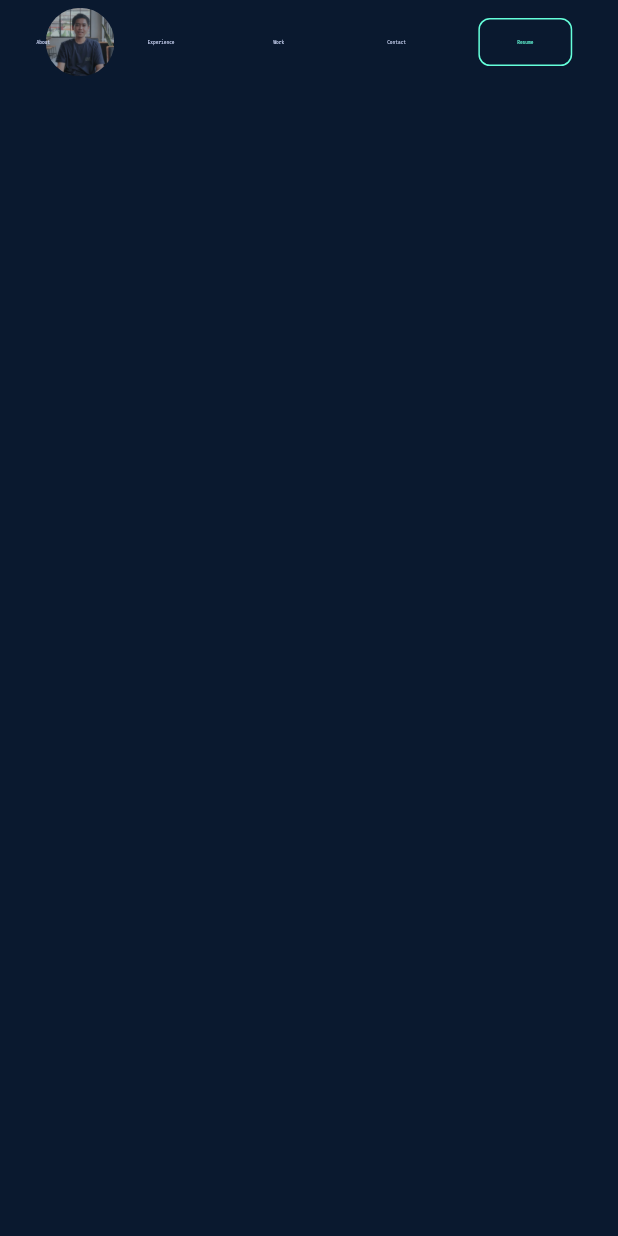
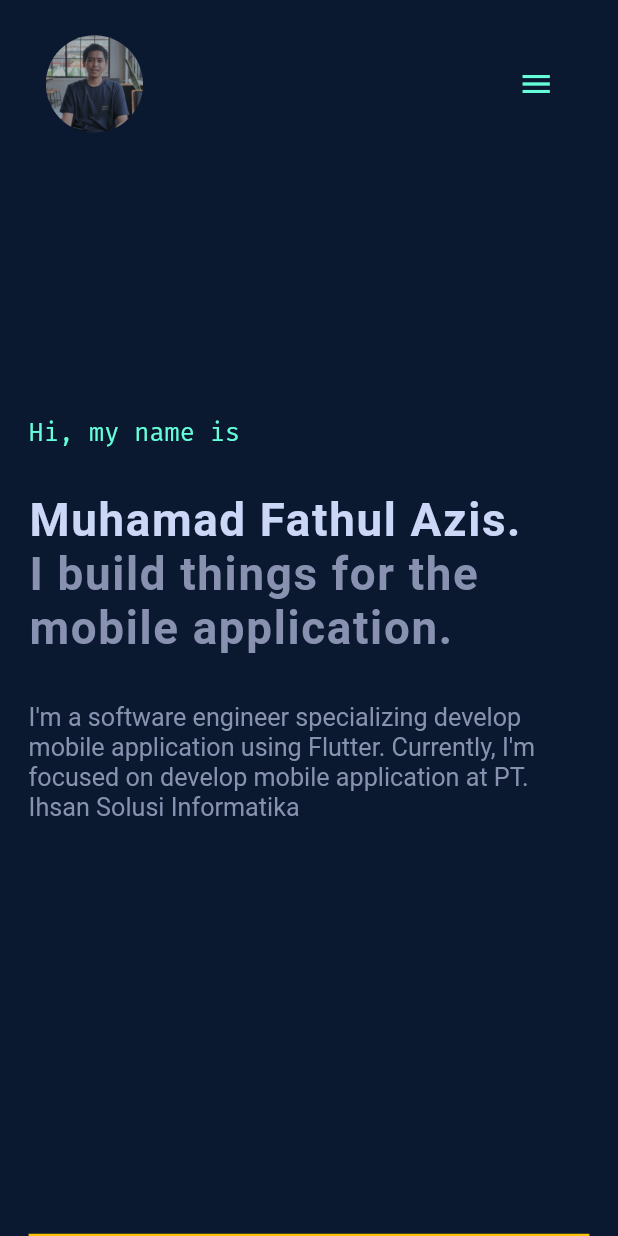
Before and after one commit to fathulaziss/personal-website, a Flutter app: the screen it shows after launch, on a phone screen of 412 x 824 dp. Run offline on Flutter 3.47's test engine with Material 2 defaults, Android fonts, the phone set to English and light mode, and no system bars; our stand-ins replace flutter_screenutil, google_fonts; Roboto replaces fonts that are missing (Heebo).

Commit message:
fix appbar

```diff
--- a/lib/styles/styles.dart
+++ b/lib/styles/styles.dart
@@ -14,13 +14,13 @@ Widget horizontalSpace(double v) {
 class TextStyles {
   static TextStyle firaCodeText = GoogleFonts.firaCode().copyWith(
     fontWeight: FontWeight.w400,
-    fontSize: 14.w,
+    fontSize: 16.h,
     color: AppColor.primaryColor,
   );
 
   static TextStyle heeboText = GoogleFonts.heebo().copyWith(
     fontWeight: FontWeight.w400,
-    fontSize: 14.w,
+    fontSize: 14.h,
     color: AppColor.primaryColor,
   );
 }
--- a/lib/views/home_view.dart
+++ b/lib/views/home_view.dart
@@ -2,9 +2,8 @@ import 'package:flutter/material.dart';
 import 'package:flutter_screenutil/flutter_screenutil.dart';
 import 'package:personal_website/styles/colors.dart';
 import 'package:personal_website/styles/styles.dart';
-import 'package:personal_website/utils/app_asset.dart';
-import 'package:personal_website/widgets/buttons/primary_button.dart';
-import 'package:personal_website/widgets/buttons/text_button_custom.dart';
+import 'package:personal_website/widgets/others/appbar_custom.dart';
+import 'package:personal_website/widgets/others/drawer_custom.dart';
 
 class HomeView extends StatelessWidget {
   const HomeView({Key? key}) : super(key: key);
@@ -13,51 +12,63 @@ class HomeView extends StatelessWidget {
   Widget build(BuildContext context) {
     return Scaffold(
       backgroundColor: AppColor.backgroundColor,
-      appBar: AppBar(
-        backgroundColor: Colors.transparent,
-        shadowColor: Colors.transparent,
-        leadingWidth: 100.h,
-        leading: Container(
-          margin: EdgeInsets.only(left: 40.h),
-          decoration: BoxDecoration(
-            image: DecorationImage(
-              image: AssetImage(AppAsset.image('img_profile.jpeg')),
+      endDrawer: const DrawerCustom(),
+      appBar: const AppBarCustom(),
+      body: SingleChildScrollView(
+        child: Padding(
+          padding: EdgeInsets.symmetric(
+            horizontal:
+                MediaQuery.of(context).size.width < 960.h ? 25.h : 150.h,
           ),
-            shape: BoxShape.circle,
+          child: Column(
+            crossAxisAlignment: CrossAxisAlignment.start,
+            children: [
+              verticalSpace(MediaQuery.of(context).size.height / 5),
+              Text(
+                'Hi, my name is',
+                style: TextStyles.firaCodeText.copyWith(fontSize: 22.h),
+              ),
+              verticalSpace(40.h),
+              Text(
+                'Muhamad Fathul Azis.',
+                style: TextStyles.heeboText.copyWith(
+                  fontSize:
+                      MediaQuery.of(context).size.width < 960.h ? 40.h : 60.h,
+                  color: AppColor.textColor1,
+                  fontWeight: FontWeight.w600,
+                  letterSpacing: 1.1,
                 ),
               ),
-        actions: [
-          TextButtonCustom(
-            label: 'About',
-            onPressed: () {},
+              Text(
+                'I build things for the mobile application.',
+                style: TextStyles.heeboText.copyWith(
+                  fontSize:
+                      MediaQuery.of(context).size.width < 960.h ? 40.h : 60.h,
+                  color: AppColor.textColor2,
+                  fontWeight: FontWeight.w600,
+                  letterSpacing: 1.1,
                 ),
-          horizontalSpace(40.h),
-          TextButtonCustom(
-            label: 'Experience',
-            onPressed: () {},
               ),
-          horizontalSpace(40.h),
-          TextButtonCustom(
-            label: 'Work',
-            onPressed: () {},
+              verticalSpace(40.h),
+              SizedBox(
+                width: MediaQuery.of(context).size.width < 960.h
+                    ? double.infinity
+                    : MediaQuery.of(context).size.width / 2.8,
+                child: Text(
+                  "I'm a software engineer specializing develop mobile application using Flutter. Currently, I'm focused on develop mobile application at PT. Ihsan Solusi Informatika",
+                  style: TextStyles.heeboText
+                      .copyWith(fontSize: 22.h, color: AppColor.textColor2),
                 ),
-          horizontalSpace(40.h),
-          TextButtonCustom(
-            label: 'Contact',
-            onPressed: () {},
               ),
-          horizontalSpace(40.h),
-          ButtonPrimary(
-            width: 82.h,
-            isOutline: true,
-            label: 'Resume',
-            color: Colors.transparent,
-            outlineColor: AppColor.primaryColor,
-            radius: 10.h,
+              verticalSpace(MediaQuery.of(context).size.height / 3),
+              Container(
+                width: double.infinity,
+                height: 50.h,
+                color: Colors.amber,
+              )
+            ],
           ),
-          horizontalSpace(40.h)
-        ],
-        // title: const Text('Home'),
+        ),
       ),
     );
   }
--- a/lib/widgets/buttons/text_button_custom.dart
+++ b/lib/widgets/buttons/text_button_custom.dart
@@ -1,5 +1,4 @@
 import 'package:flutter/material.dart';
-import 'package:flutter_screenutil/flutter_screenutil.dart';
 import 'package:personal_website/styles/colors.dart';
 import 'package:personal_website/styles/styles.dart';
 
@@ -33,14 +32,9 @@ class _TextButtonCustomState extends State<TextButtonCustom> {
           }
         });
       },
-      style: TextButton.styleFrom(
-        padding: EdgeInsets.zero,
-        minimumSize: Size(18.h, 18.h),
-        primary: Colors.transparent,
-        backgroundColor: Colors.transparent,
-        onSurface: Colors.transparent,
-        shadowColor: Colors.transparent,
-        surfaceTintColor: Colors.transparent,
+      style: ButtonStyle(
+        padding: MaterialStateProperty.all(EdgeInsets.zero),
+        overlayColor: MaterialStateProperty.all(Colors.transparent),
       ),
       child: Text(
         widget.label,
--- /dev/null
+++ b/lib/widgets/others/appbar_custom.dart
@@ -0,0 +1,85 @@
+// ignore_for_file: avoid_field_initializers_in_const_classes
+
+import 'package:flutter/material.dart';
+import 'package:flutter_screenutil/flutter_screenutil.dart';
+import 'package:personal_website/styles/colors.dart';
+import 'package:personal_website/styles/styles.dart';
+import 'package:personal_website/utils/app_asset.dart';
+import 'package:personal_website/widgets/buttons/primary_button.dart';
+import 'package:personal_website/widgets/buttons/text_button_custom.dart';
+
+class AppBarCustom extends StatefulWidget implements PreferredSizeWidget {
+  const AppBarCustom({Key? key}) : super(key: key);
+
+  @override
+  final Size preferredSize = const Size.fromHeight(kToolbarHeight * 2);
+
+  @override
+  State<AppBarCustom> createState() => _AppBarCustomState();
+}
+
+class _AppBarCustomState extends State<AppBarCustom> {
+  @override
+  Widget build(BuildContext context) {
+    return AppBar(
+      backgroundColor: Colors.transparent,
+      shadowColor: Colors.transparent,
+      leadingWidth: 125.h,
+      toolbarHeight: kToolbarHeight * 2,
+      leading: Container(
+        margin: EdgeInsets.only(left: 40.h),
+        decoration: BoxDecoration(
+          image: DecorationImage(
+            image: AssetImage(AppAsset.image('img_profile.jpeg')),
+          ),
+          shape: BoxShape.circle,
+        ),
+      ),
+      actions: MediaQuery.of(context).size.width < 960.h
+          ? [
+              IconButton(
+                onPressed: () {
+                  Scaffold.of(context).openEndDrawer();
+                },
+                padding: EdgeInsets.zero,
+                icon: const Icon(
+                  Icons.menu_outlined,
+                  color: AppColor.primaryColor,
+                ),
+              ),
+              horizontalSpace(40.h)
+            ]
+          : [
+              TextButtonCustom(
+                label: 'About',
+                onPressed: () {},
+              ),
+              horizontalSpace(40.h),
+              TextButtonCustom(
+                label: 'Experience',
+                onPressed: () {},
+              ),
+              horizontalSpace(40.h),
+              TextButtonCustom(
+                label: 'Work',
+                onPressed: () {},
+              ),
+              horizontalSpace(40.h),
+              TextButtonCustom(
+                label: 'Contact',
+                onPressed: () {},
+              ),
+              horizontalSpace(40.h),
+              ButtonPrimary(
+                width: 90.h,
+                isOutline: true,
+                label: 'Resume',
+                color: Colors.transparent,
+                outlineColor: AppColor.primaryColor,
+                radius: 5.h,
+              ),
+              horizontalSpace(40.h)
+            ],
+    );
+  }
+}
```
Also changed, not shown: lib/widgets/others/drawer_custom.dart (added, +68 -0 lines). Lines whose indentation alone changed are shown as unchanged.
